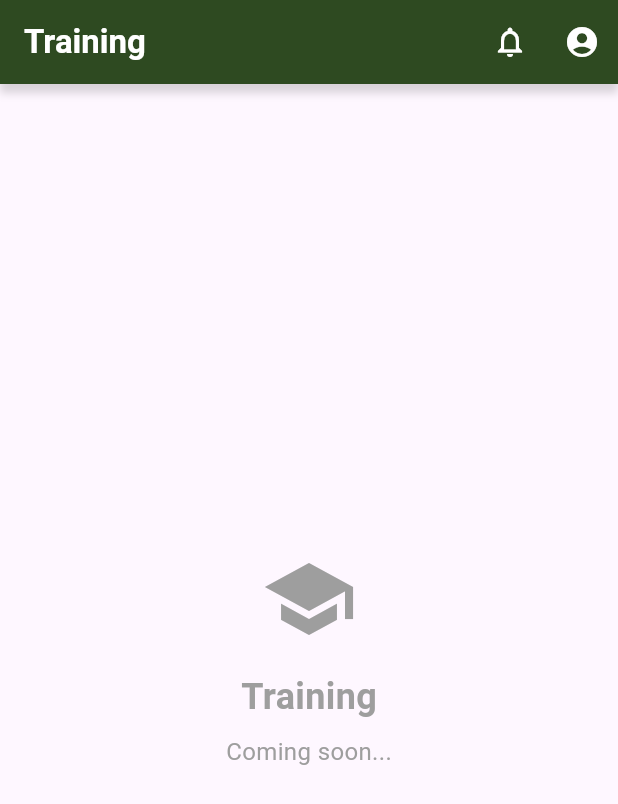
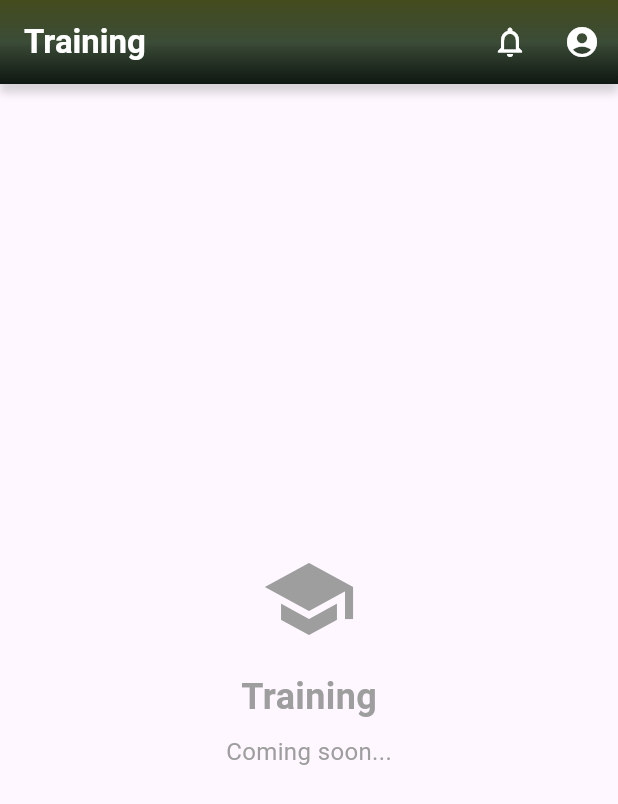
Before and after one commit to tyrelcruz/AFProtrack-Mobile, a Flutter app: the PlaceholderView screen opened directly, on a phone screen of 412 x 824 dp. Shown: the top 804 px of the screen. Run offline on Flutter 3.47's test engine with Material 3 defaults, Android fonts, the phone set to English and light mode, and no system bars.

Commit message:
App bar design

```diff
--- a/afpmobile/lib/widgets/app_bar_widget.dart
+++ b/afpmobile/lib/widgets/app_bar_widget.dart
@@ -21,6 +21,16 @@ class AppBarWidget extends StatelessWidget implements PreferredSizeWidget {
       preferredSize: Size.fromHeight(kToolbarHeight),
       child: Container(
         decoration: BoxDecoration(
+          gradient: LinearGradient(
+            colors: [
+              Color(0xFF4B5320), // 0%
+              Color(0xFF3E503A), // 50%
+              Color(0xFF121B15), // 100%
+            ],
+            stops: [0.0, 0.5, 1.0],
+            begin: Alignment.topCenter,
+            end: Alignment.bottomCenter,
+          ),
           boxShadow: [
             BoxShadow(
               color: Colors.black.withOpacity(0.15),
@@ -29,8 +39,21 @@ class AppBarWidget extends StatelessWidget implements PreferredSizeWidget {
             ),
           ],
         ),
+        child: Container(
+          decoration: BoxDecoration(
+            gradient: LinearGradient(
+              colors: [
+                Colors.black.withOpacity(0.1),
+                Colors.black.withOpacity(0.05),
+                Colors.black.withOpacity(0.15),
+              ],
+              stops: [0.0, 0.5, 1.0],
+              begin: Alignment.topCenter,
+              end: Alignment.bottomCenter,
+            ),
+          ),
           child: AppBar(
-          backgroundColor: AppColors.armyPrimary,
+            backgroundColor: Colors.transparent,
             elevation: 0,
             title: Text(
               title,
@@ -62,6 +85,7 @@ class AppBarWidget extends StatelessWidget implements PreferredSizeWidget {
                 ],
           ),
         ),
+      ),
     );
   }
 
```
Lines whose indentation alone changed are shown as unchanged.
